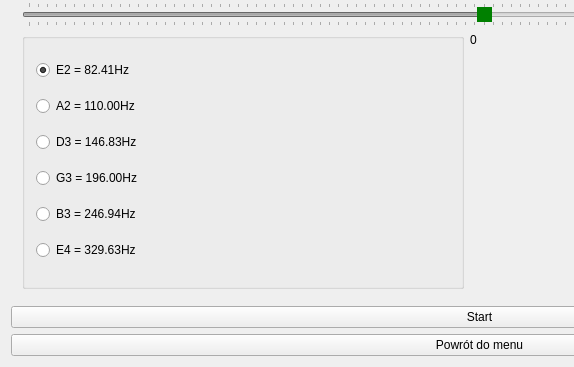
First picture: the form in mainwindow.ui, repository december0123/dzwiekspert, before the edit; both pictures show x 0 to 574 and y 283 to 650 of the 959 by 650 pixel window.
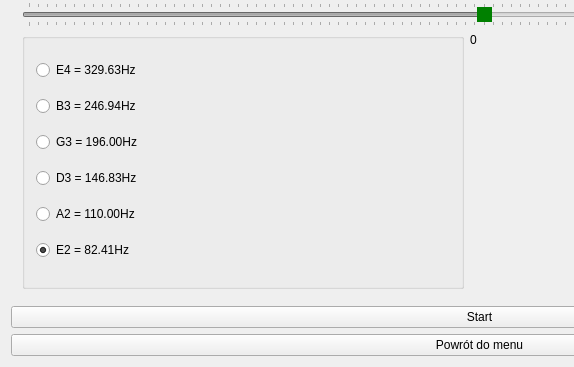
Second picture: the form after the edit. The open tabs and pages were chosen to show the change. Custom widgets are drawn as their Qt base class.

Commit message: Rearrange radio buttons

Patch:
```diff
--- a/mainwindow.ui
+++ b/mainwindow.ui
@@ -375,6 +375,41 @@
            <string/>
           </property>
           <layout class="QVBoxLayout" name="verticalLayout_6">
+           <item>
+            <widget class="QRadioButton" name="tune_e4">
+             <property name="text">
+              <string>E4 = 329.63Hz</string>
+             </property>
+            </widget>
+           </item>
+           <item>
+            <widget class="QRadioButton" name="tune_b3">
+             <property name="text">
+              <string>B3 = 246.94Hz</string>
+             </property>
+            </widget>
+           </item>
+           <item>
+            <widget class="QRadioButton" name="tune_g3">
+             <property name="text">
+              <string>G3 = 196.00Hz</string>
+             </property>
+            </widget>
+           </item>
+           <item>
+            <widget class="QRadioButton" name="tune_d3">
+             <property name="text">
+              <string>D3 = 146.83Hz</string>
+             </property>
+            </widget>
+           </item>
+           <item>
+            <widget class="QRadioButton" name="tune_a2">
+             <property name="text">
+              <string>A2 = 110.00Hz</string>
+             </property>
+            </widget>
+           </item>
            <item>
             <widget class="QRadioButton" name="tune_e2">
              <property name="text">
@@ -385,41 +420,6 @@
              </property>
             </widget>
            </item>
-           <item>
-            <widget class="QRadioButton" name="tune_a2">
-             <property name="text">
-              <string>A2 = 110.00Hz</string>
-             </property>
-            </widget>
-           </item>
-           <item>
-            <widget class="QRadioButton" name="tune_d3">
-             <property name="text">
-              <string>D3 = 146.83Hz</string>
-             </property>
-            </widget>
-           </item>
-           <item>
-            <widget class="QRadioButton" name="tune_g3">
-             <property name="text">
-              <string>G3 = 196.00Hz</string>
-             </property>
-            </widget>
-           </item>
-           <item>
-            <widget class="QRadioButton" name="tune_b3">
-             <property name="text">
-              <string>B3 = 246.94Hz</string>
-             </property>
-            </widget>
-           </item>
-           <item>
-            <widget class="QRadioButton" name="tune_e4">
-             <property name="text">
-              <string>E4 = 329.63Hz</string>
-             </property>
-            </widget>
-           </item>
           </layout>
          </widget>
         </item>
```
Left out of the diff: 2 changed lines with no effect on the pictures.
